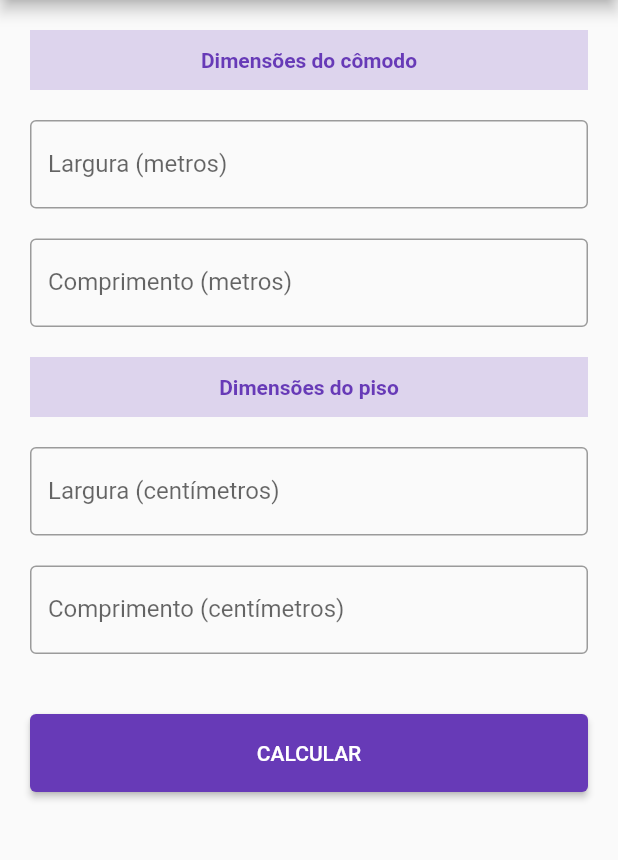
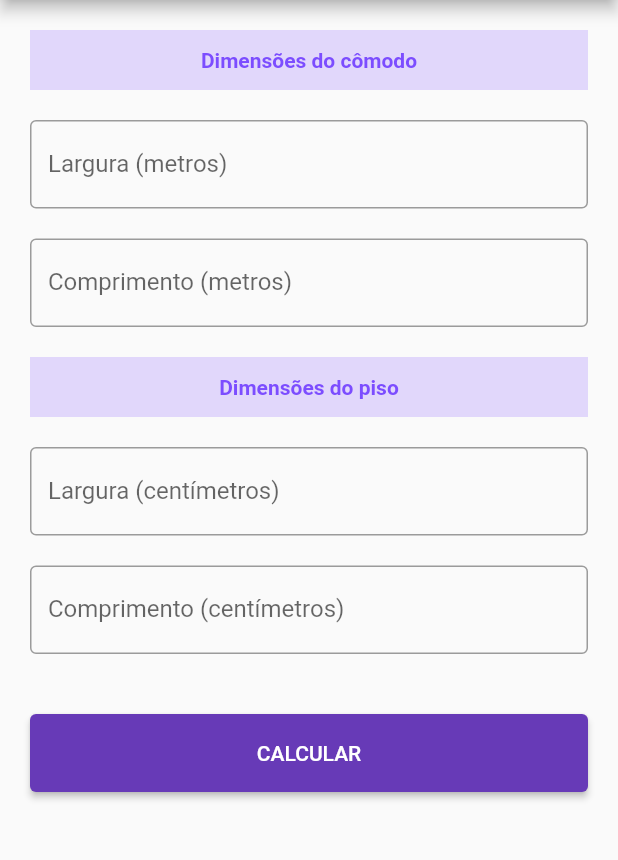
Before and after one commit to kleberandrade/floor-calculator-flutter, a Flutter app: the screen it shows after launch, on a phone screen of 412 x 824 dp, the part 84-944 px from its top. Run offline on Flutter 3.47's test engine with Material 2 defaults, Android fonts, the phone set to English and light mode, and no system bars.

Commit message:
Correções das cores do tema em modo dark

```diff
--- a/lib/core/theme_app.dart
+++ b/lib/core/theme_app.dart
@@ -2,7 +2,9 @@ import 'package:flutter/material.dart';
 
 final themeApp = ThemeData(
   visualDensity: VisualDensity.adaptivePlatformDensity,
+  brightness: Brightness.light,
   primarySwatch: Colors.deepPurple,
+  accentColor: Colors.deepPurpleAccent,
   buttonTheme: ButtonThemeData(
     height: 52,
     textTheme: ButtonTextTheme.primary,
--- a/lib/pages/calculator_page.dart
+++ b/lib/pages/calculator_page.dart
@@ -85,13 +85,13 @@ class _CalculatorPageState extends State<CalculatorPage> {
 
   _buildHeaderText(String label) {
     return Container(
-      color: Theme.of(context).primaryColor.withOpacity(0.2),
+      color: Theme.of(context).accentColor.withOpacity(0.2),
       height: 40,
       child: Center(
         child: Text(
           label,
           style: TextStyle(
-            color: Theme.of(context).primaryColor,
+            color: Theme.of(context).accentColor,
             fontWeight: FontWeight.bold,
           ),
         ),
```
